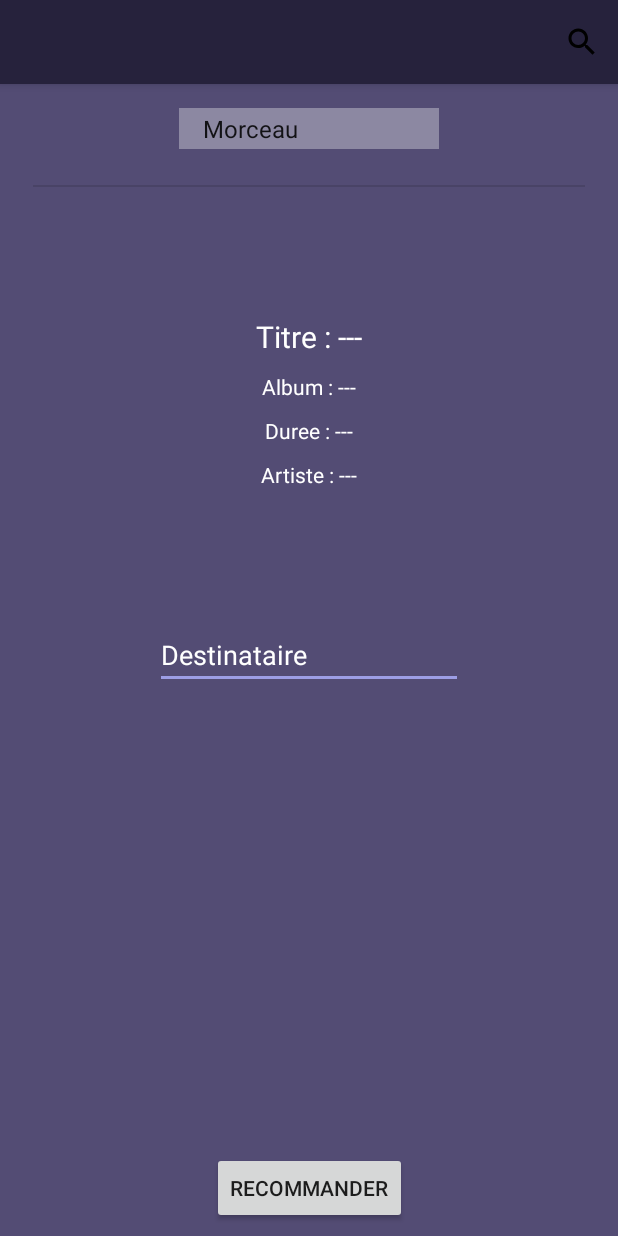
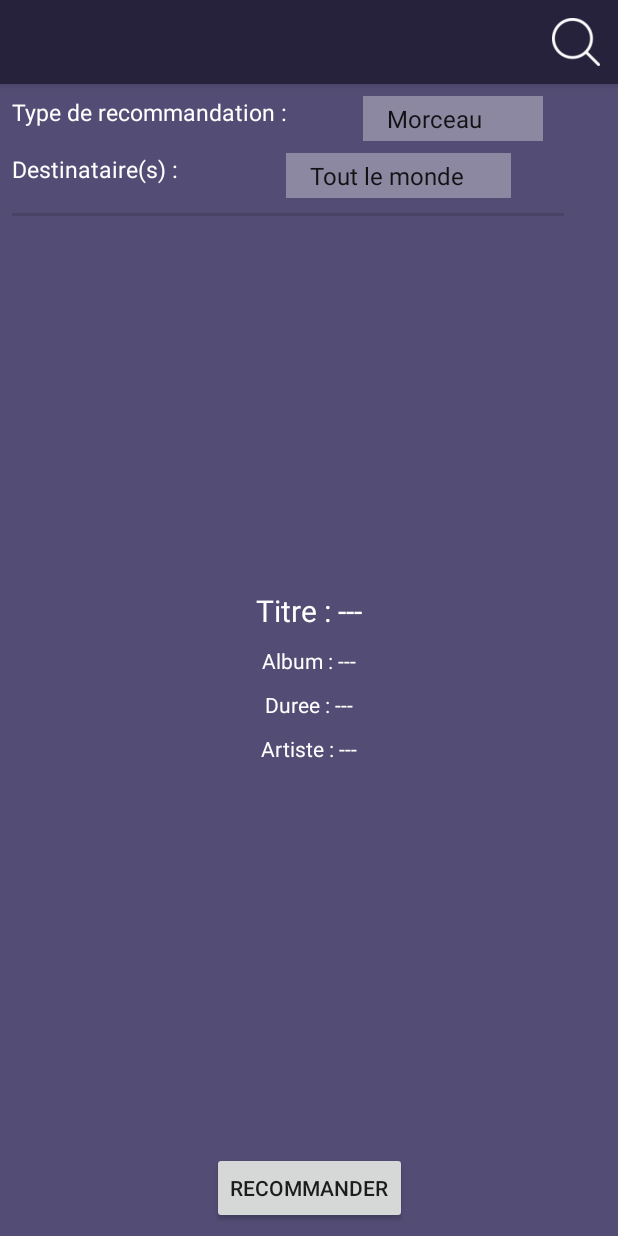
Before and after one commit to elplauto/R_FRIEND, an Android app: the CreationRecommandationActivity screen opened directly, with no data from a screen before it, on a phone screen of 412 x 824 dp. Run offline under Robolectric (Android 15) with nearby library versions, the phone set to English and light mode, and no system bars; our stand-ins replace Firebase (no records; nobody signed in at launch, a user with empty details on screens opened directly), Picasso; libraries missing offline, so code that uses them is left out: com.deezer.sdk; 4 statements that could not run were skipped.

Commit message:
Amelioration interface creation recom

```diff
--- a/app/src/main/java/com/pts3/r_friend/AffichableAdapter.java
+++ b/app/src/main/java/com/pts3/r_friend/AffichableAdapter.java
@@ -192,7 +192,7 @@ public class AffichableAdapter extends ArrayAdapter<Affichable> {
                                 interractions.child("typeRecommandation").setValue(finalTypeRecommandation);
                                 interractions.child("idRecommandation").setValue(recommandation.getIdRecommandation());
                                 interractions.child("date").setValue(System.currentTimeMillis());
-
+                                interractions.child("nom").setValue(recommandation.getNomObjet());
                             }
                         });
 
@@ -236,6 +236,7 @@ public class AffichableAdapter extends ArrayAdapter<Affichable> {
                                 interractions.child("typeRecommandation").setValue(finalTypeRecommandation1);
                                 interractions.child("idRecommandation").setValue(recommandation.getIdRecommandation());
                                 interractions.child("date").setValue(System.currentTimeMillis());
+                                interractions.child("nom").setValue(recommandation.getNomObjet());
                             }
                         });
 
--- a/app/src/main/java/com/pts3/r_friend/CreationRecommandationActivity.java
+++ b/app/src/main/java/com/pts3/r_friend/CreationRecommandationActivity.java
@@ -42,6 +42,7 @@ public class CreationRecommandationActivity extends AppCompatActivity {
 
     DeezerDataSearcher deezerDataSearcher;
     Spinner spinner;
+    Spinner spinner2;
     android.support.v7.widget.SearchView.SearchAutoComplete searchAutoComplete;
     TextView tv1;
     TextView tv2;
@@ -79,6 +80,12 @@ public class CreationRecommandationActivity extends AppCompatActivity {
         adapter.setDropDownViewResource(R.layout.spinner_item);
         spinner.setAdapter(adapter);
 
+        spinner2 = (Spinner) findViewById(R.id.spinner2);
+        String choix2[] = {"Tout le monde","Un utilisateur"};
+        ArrayAdapter<String> adapter2 = new ArrayAdapter<String>(this, android.R.layout.simple_list_item_1 ,choix2);
+        adapter.setDropDownViewResource(R.layout.spinner_item);
+        spinner2.setAdapter(adapter2);
+
         destinataireExistant = true;
         pseudos = new ArrayList<>();
 
@@ -90,7 +97,8 @@ public class CreationRecommandationActivity extends AppCompatActivity {
         destinataire = (AutoCompleteTextView) findViewById(R.id.autoCompleteTextView);
         destinataire.setTextColor(Color.argb(255,255,255,255));
         destinataire.setHintTextColor(Color.argb(255,255,255,255));
-        destinataire.setHint("Destinataire");
+        destinataire.setHint("Pseudo du destinataire");
+        destinataire.setVisibility(View.GONE);
         destinataire.addTextChangedListener(new TextWatcher() {
             @Override
             public void beforeTextChanged(CharSequence s, int start, int count, int after) { }
@@ -181,6 +189,21 @@ public class CreationRecommandationActivity extends AppCompatActivity {
             public void onNothingSelected(AdapterView<?> parent) { }
         });
 
+        spinner2.setOnItemSelectedListener(new AdapterView.OnItemSelectedListener() {
+            @Override
+            public void onItemSelected(AdapterView<?> parent, View view, int position, long id) {
+                if (spinner2.getSelectedItem().toString().equals("Tout le monde")) {
+                    destinataire.setVisibility(View.GONE);
+                    destinataire.setText("");
+                } else if (spinner2.getSelectedItem().toString().equals("Un utilisateur")) {
+                    destinataire.setVisibility(View.VISIBLE);
+                }
+            }
+
+            @Override
+            public void onNothingSelected(AdapterView<?> parent) { }
+        });
+
         deezerDataSearcher = new DeezerDataSearcher(this,getResources().getString(R.string.app_id));
 
 
@@ -200,6 +223,7 @@ public class CreationRecommandationActivity extends AppCompatActivity {
         menuInflater.inflate(R.menu.menu_creation_recommandation, menu);
         // Get the search menu.
         MenuItem searchMenu = menu.findItem(R.id.search_view);
+
 
         // Get SearchView object.
         android.support.v7.widget.SearchView searchView = (android.support.v7.widget.SearchView) searchMenu.getActionView();
--- a/app/src/main/java/com/pts3/r_friend/MorceauRecom.java
+++ b/app/src/main/java/com/pts3/r_friend/MorceauRecom.java
@@ -50,4 +50,9 @@ public class MorceauRecom extends Recommandation {
             return true;
         return false;
     }
+
+    @Override
+    public String getNomObjet() {
+        return this.titre;
+    }
 }
--- a/app/src/main/java/com/pts3/r_friend/Recommandation.java
+++ b/app/src/main/java/com/pts3/r_friend/Recommandation.java
@@ -77,4 +77,6 @@ public abstract class Recommandation implements Affichable{
     }
 
     public abstract boolean contains(String text);
+
+    public abstract String getNomObjet();
 }
--- a/app/src/main/res/layout/activity_creer_recommandation.xml
+++ b/app/src/main/res/layout/activity_creer_recommandation.xml
@@ -12,24 +12,27 @@
         android:layout_width="305dp"
         android:layout_height="265dp"
         android:layout_marginStart="8dp"
-        android:layout_marginTop="16dp"
+        android:layout_marginTop="8dp"
         android:layout_marginEnd="8dp"
+        android:layout_marginBottom="8dp"
+        android:alpha=".32"
+        app:layout_constraintBottom_toTopOf="@+id/btnRecommander"
         app:layout_constraintEnd_toEndOf="parent"
+        app:layout_constraintHorizontal_bias="0.523"
         app:layout_constraintStart_toStartOf="parent"
         app:layout_constraintTop_toBottomOf="@+id/divider"
-        android:alpha=".32"
         app:srcCompat="@color/colorAccent" />
 
     <Spinner
         android:id="@+id/spinner"
-        android:layout_width="173dp"
-        android:layout_height="27dp"
+        android:layout_width="120dp"
+        android:layout_height="30dp"
         android:layout_marginStart="8dp"
-        android:layout_marginTop="16dp"
+        android:layout_marginTop="8dp"
         android:layout_marginEnd="8dp"
+        android:background="#8C88A2"
         app:layout_constraintEnd_toEndOf="parent"
-        app:layout_constraintStart_toStartOf="parent"
-        android:background="#8C88A2"
+        app:layout_constraintStart_toEndOf="@+id/textView4"
         app:layout_constraintTop_toTopOf="parent" />
 
     <TextView
@@ -98,18 +101,18 @@
         app:layout_constraintStart_toStartOf="parent" />
 
 
-
     <View
         android:id="@+id/divider"
         android:layout_width="368dp"
-        android:layout_height="1dp"
+        android:layout_height="2dp"
         android:layout_marginStart="8dp"
-        android:layout_marginTop="24dp"
+        android:layout_marginTop="10dp"
         android:layout_marginEnd="8dp"
         android:background="?android:attr/listDivider"
         app:layout_constraintEnd_toEndOf="parent"
+        app:layout_constraintHorizontal_bias="0.0"
         app:layout_constraintStart_toStartOf="parent"
-        app:layout_constraintTop_toBottomOf="@+id/spinner" />
+        app:layout_constraintTop_toBottomOf="@+id/autoCompleteTextView" />
 
     <AutoCompleteTextView
         android:id="@+id/autoCompleteTextView"
@@ -119,7 +122,44 @@
         android:layout_marginTop="8dp"
         android:layout_marginEnd="8dp"
         app:layout_constraintEnd_toEndOf="parent"
+        app:layout_constraintHorizontal_bias="0.503"
         app:layout_constraintStart_toStartOf="parent"
-        app:layout_constraintTop_toBottomOf="@+id/imageViewRecommandation" />
+        app:layout_constraintTop_toBottomOf="@+id/spinner2" />
+
+    <TextView
+        android:id="@+id/textView4"
+        android:layout_width="wrap_content"
+        android:layout_height="wrap_content"
+        android:layout_marginStart="8dp"
+        android:layout_marginTop="8dp"
+        android:text="Type de recommandation :"
+        android:textColor="#ffffff"
+        android:textSize="15sp"
+        app:layout_constraintStart_toStartOf="parent"
+        app:layout_constraintTop_toTopOf="parent" />
+
+    <TextView
+        android:id="@+id/textView7"
+        android:layout_width="wrap_content"
+        android:layout_height="wrap_content"
+        android:layout_marginStart="8dp"
+        android:layout_marginTop="8dp"
+        android:textColor="#ffffff"
+        android:text="Destinataire(s) :"
+        android:textSize="15sp"
+        app:layout_constraintStart_toStartOf="parent"
+        app:layout_constraintTop_toBottomOf="@+id/spinner" />
+
+    <Spinner
+        android:id="@+id/spinner2"
+        android:layout_width="150dp"
+        android:layout_height="30dp"
+        android:layout_marginStart="8dp"
+        android:layout_marginTop="8dp"
+        android:layout_marginEnd="8dp"
+        android:background="#8C88A2"
+        app:layout_constraintEnd_toEndOf="parent"
+        app:layout_constraintStart_toEndOf="@+id/textView7"
+        app:layout_constraintTop_toBottomOf="@+id/spinner" />
 
 </android.support.constraint.ConstraintLayout>
--- a/app/src/main/res/layout/activity_details_recommandation.xml
+++ b/app/src/main/res/layout/activity_details_recommandation.xml
@@ -128,6 +128,7 @@
         android:layout_below="@id/commentaire"
         android:hint="Ecrivez votre commentaire ici..."
         android:textColorHint="#cccccc"
+        android:textColor="#cccccc"
         android:textSize="15sp" />
 
     <ListView
--- a/app/src/main/res/menu/menu_creation_recommandation.xml
+++ b/app/src/main/res/menu/menu_creation_recommandation.xml
@@ -5,7 +5,7 @@
 
     <item
         android:id="@+id/search_view"
-        android:icon="@drawable/ic_search_black_24dp"
+        android:icon="@drawable/search_icon_white"
         android:title="@string/action_search"
         app:actionViewClass="android.support.v7.widget.SearchView"
         app:showAsAction="ifRoom|collapseActionView"/>
```
Also changed, not shown: app/src/main/java/com/pts3/r_friend/AlbumRecom.java (+5 -9 lines), app/src/main/java/com/pts3/r_friend/ArtisteRecom.java (+5 -10 lines), app/src/main/java/com/pts3/r_friend/DetailsRecommandationActivity.java (+6 -1 lines), app/src/main/java/com/pts3/r_friend/MainActivity.java (+30 -20 lines), app/src/main/res/drawable/search_icon_white.png (added).
